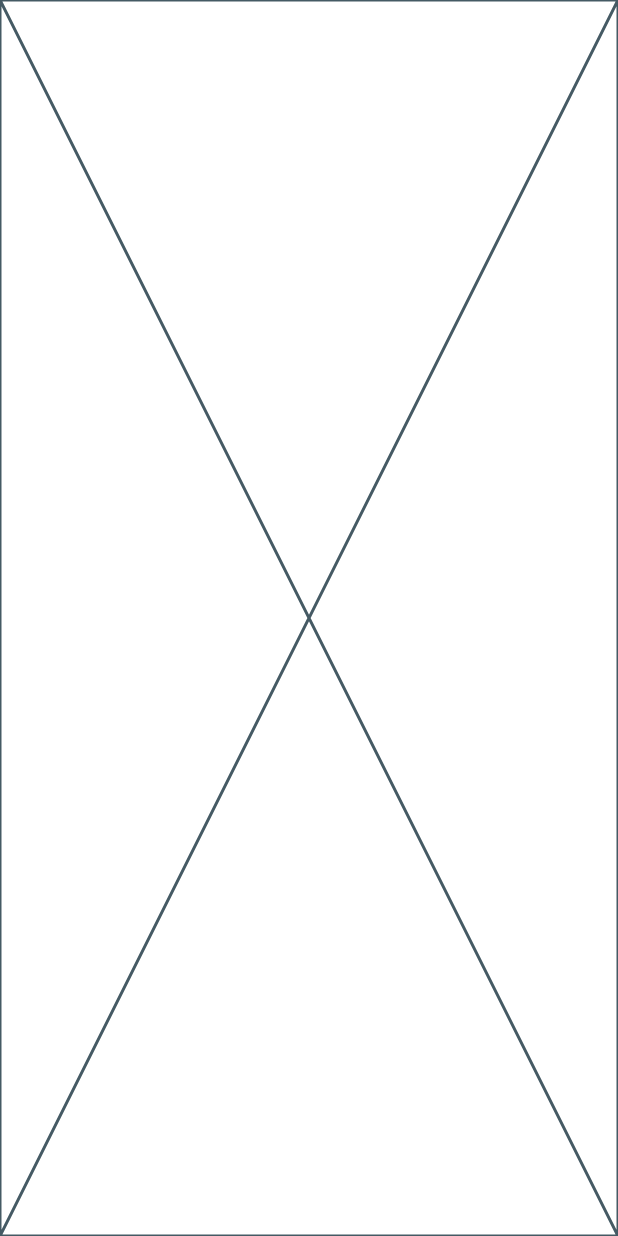
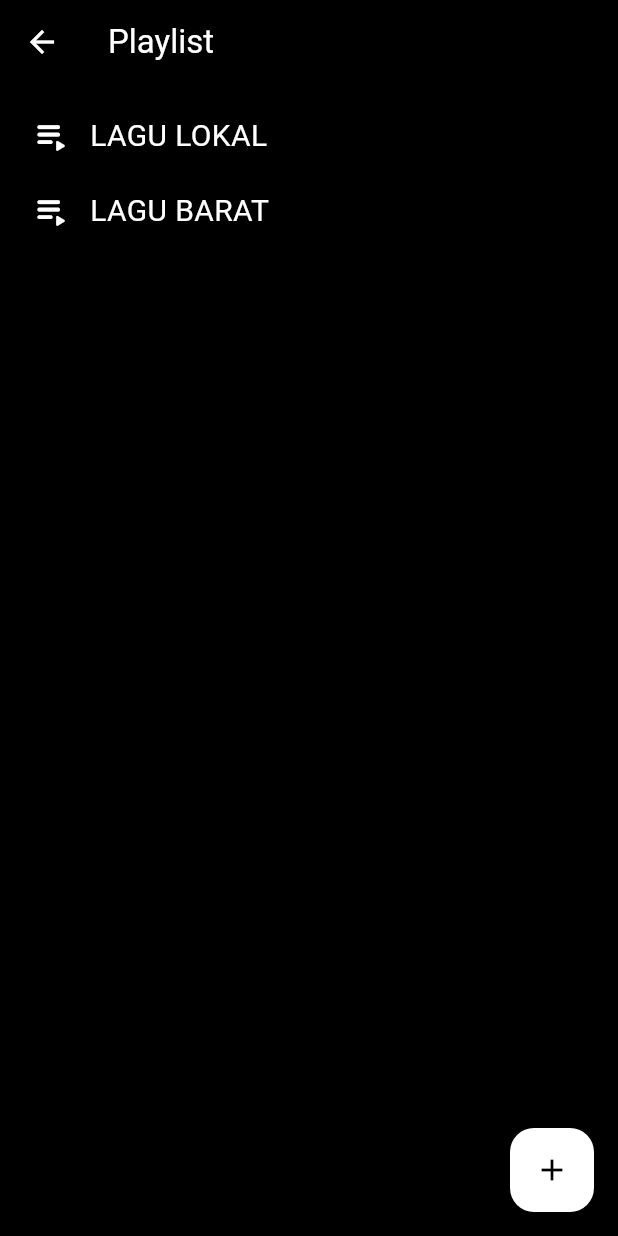
Before and after one commit to DiarCode11/nico_music_player, a Flutter app: the screen it shows after launch, after a tap on "Playlist", on a phone screen of 412 x 824 dp. Run offline on Flutter 3.47's test engine with Material 3 defaults, Android fonts, the phone set to English and light mode, and no system bars; our stand-ins replace audioplayers, on_audio_query, permission_handler, sqflite; accounts and stored records are empty.

Commit message:
Add model

```diff
--- a/lib/Models/playlistModel.dart
+++ b/lib/Models/playlistModel.dart
@@ -1,8 +1,44 @@
-import 'dart:io';
+import 'songModel.dart';
 
 class Playlist {
-  final String name;
-  final List<File> songs;
+  int? id;
+  String name;
+  List<Song> songs; // Atribut ini digunakan untuk menampung lagu-lagu dalam playlist
 
-  Playlist({required this.name, required this.songs});
+  Playlist({
+    this.id,
+    required this.name,
+    this.songs = const [], // Defaultnya kosong, bisa diisi saat inisialisasi objek
+  });
+
+  Playlist copy({
+    int? id,
+    String? name,
+    List<Song>? songs,
+  }) =>
+      Playlist(
+        id: id ?? this.id,
+        name: name ?? this.name,
+        songs: songs ?? this.songs,
+      );
+
+  static Playlist fromMap(Map<String, dynamic> map, List<Song> songs) {
+    return Playlist(
+      id: map['id'],
+      name: map['name'],
+      songs: songs,
+    );
+  }
+
+  Map<String, dynamic> toMap() {
+    return {
+      'id': id,
+      'name': name,
+    };
+  }
+
+  @override
+  String toString() {
+    return 'Playlist{id: $id, name: $name, songs: $songs}';
+  }
 }
--- /dev/null
+++ b/lib/Models/songModel.dart
@@ -0,0 +1,38 @@
+class Song {
+  int? id;
+  String title;
+  String artist;
+  String path;
+
+  Song({this.id, required this.title, required this.artist, required this.path});
+
+  Song copy({int? id, String? title, String? artist, String? path}) => Song(
+        id: id ?? this.id,
+        title: title ?? this.title,
+        artist: artist ?? this.artist,
+        path: path ?? this.path,
+      );
+
+  static Song fromMap(Map<String, dynamic> map) {
+    return Song(
+      id: map['id'],
+      title: map['title'],
+      artist: map['artist'],
+      path: map['path'],
+    );
+  }
+
+  Map<String, dynamic> toMap() {
+    return {
+      'id': id,
+      'title': title,
+      'artist': artist,
+      'path': path,
+    };
+  }
+
+  @override
+  String toString() {
+    return 'Song{id: $id, title: $title, artist: $artist, path: $path}';
+  }
+}
--- a/lib/View/home.dart
+++ b/lib/View/home.dart
@@ -3,7 +3,7 @@ import 'package:nico_music_player/Models/playlistModel.dart';
 import 'package:nico_music_player/View/favorite.dart';
 import 'package:on_audio_query/on_audio_query.dart';
 import 'play.dart';
-import 'playlist.dart';
+import 'playlist/playlist.dart';
 import '../Audio/song_service.dart';
 
 class HomePage extends StatefulWidget {
@@ -80,7 +80,8 @@ class _HomePageState extends State<HomePage> {
                       );
                     },
                   ),
-                  Container(
+                  GestureDetector(
+                    child: Container(
                       height: 120,
                       width: 180,
                       padding: EdgeInsets.all(10.0),
@@ -94,6 +95,15 @@ class _HomePageState extends State<HomePage> {
                           style: TextStyle(color: Colors.white, fontSize: 16),
                         ),
                       ),
+                    ),
+                    onTap: () {
+                      Navigator.push(
+                        context,
+                        MaterialPageRoute(
+                          builder: (context) => Favorite()
+                        )
+                      );
+                    },
                   ),
                 ],
               ),
--- a/lib/View/playlist.dart
+++ /dev/null
@@ -1,15 +0,0 @@
-import 'package:flutter/material.dart';
-
-class PlayList extends StatefulWidget {
-  const PlayList({super.key});
-
-  @override
-  State<PlayList> createState() => _PlayListState();
-}
-
-class _PlayListState extends State<PlayList> {
-  @override
-  Widget build(BuildContext context) {
-    return const Placeholder();
-  }
-}
--- /dev/null
+++ b/lib/View/playlist/playlist.dart
@@ -0,0 +1,76 @@
+import 'package:flutter/material.dart';
+
+class PlayList extends StatefulWidget {
+  const PlayList({super.key});
+
+  @override
+  State<PlayList> createState() => _PlayListState();
+}
+
+class _PlayListState extends State<PlayList> {
+  @override
+  Widget build(BuildContext context) {
+    return Scaffold(
+      appBar: AppBar(
+        iconTheme: IconThemeData(
+          color: Colors.white,
+        ),
+        title: Text(
+          'Playlist',
+          style: TextStyle(color: Colors.white),
+        ),
+        backgroundColor: Colors.black,
+      ),
+      backgroundColor: Colors.black,
+      body: Column(
+        mainAxisAlignment: MainAxisAlignment.start,
+        children: [
+          SizedBox(height: 20),
+          Row(
+            children: [
+              SizedBox(width: 20),
+              Icon(
+                Icons.playlist_play_rounded,
+                color: Colors.white,
+                size: 30.0,
+              ),
+              SizedBox(width: 10),
+              Column(
+                crossAxisAlignment: CrossAxisAlignment.start,
+                children: [
+                  Text('LAGU LOKAL', style: TextStyle(fontSize: 20, color: Colors.white)),
+                ],
+              ),
+            ],
+          ),
+          SizedBox(height: 20),
+          Row(
+            children: [
+              SizedBox(width: 20),
+              Icon(
+                Icons.playlist_play_rounded,
+                color: Colors.white,
+                size: 30.0,
+              ),
+              SizedBox(width: 10),
+              Column(
+                crossAxisAlignment: CrossAxisAlignment.start,
+                children: [
+                  Text('LAGU BARAT', style: TextStyle(fontSize: 20, color: Colors.white)),
+                ],
+              ),
+            ],
+          ),
+        ],
+      ),
+      floatingActionButton: FloatingActionButton(
+        onPressed: () {
+          // Tambahkan aksi yang diinginkan saat tombol ditekan
+        },
+        backgroundColor: Colors.white,
+        child: Icon(Icons.add, color: Colors.black),
+      ),
+      floatingActionButtonLocation: FloatingActionButtonLocation.endFloat,
+    );
+  }
+}
--- a/pubspec.yaml
+++ b/pubspec.yaml
@@ -40,6 +40,7 @@ dependencies:
   audioplayers: ^6.0.0
   just_audio: ^0.9.38
   sqflite: ^2.3.3+1
+  path: ^1.9.0
 
 dev_dependencies:
   flutter_test:
```
Also changed, not shown: lib/Db/db_helper.dart (+156 -31 lines), lib/Models/favoritModel.dart (added, +39 -0 lines), lib/View/favorite.dart (+121 -2 lines), lib/View/play.dart (+26 -6 lines), pubspec.lock. Lines whose indentation alone changed are shown as unchanged.
